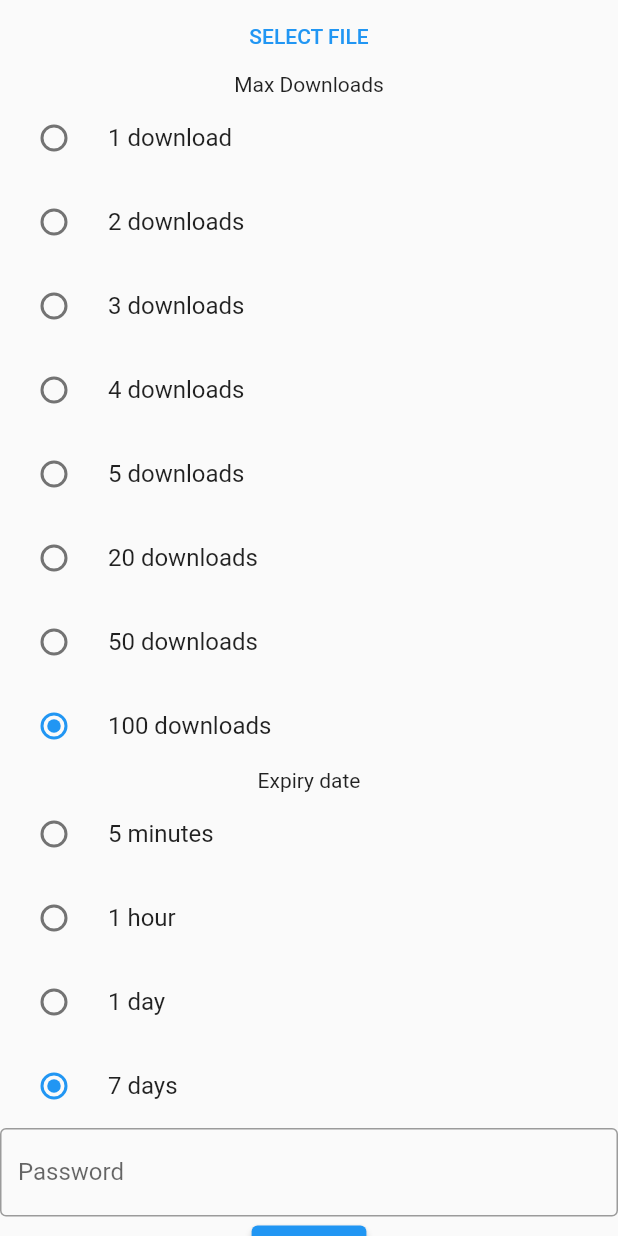
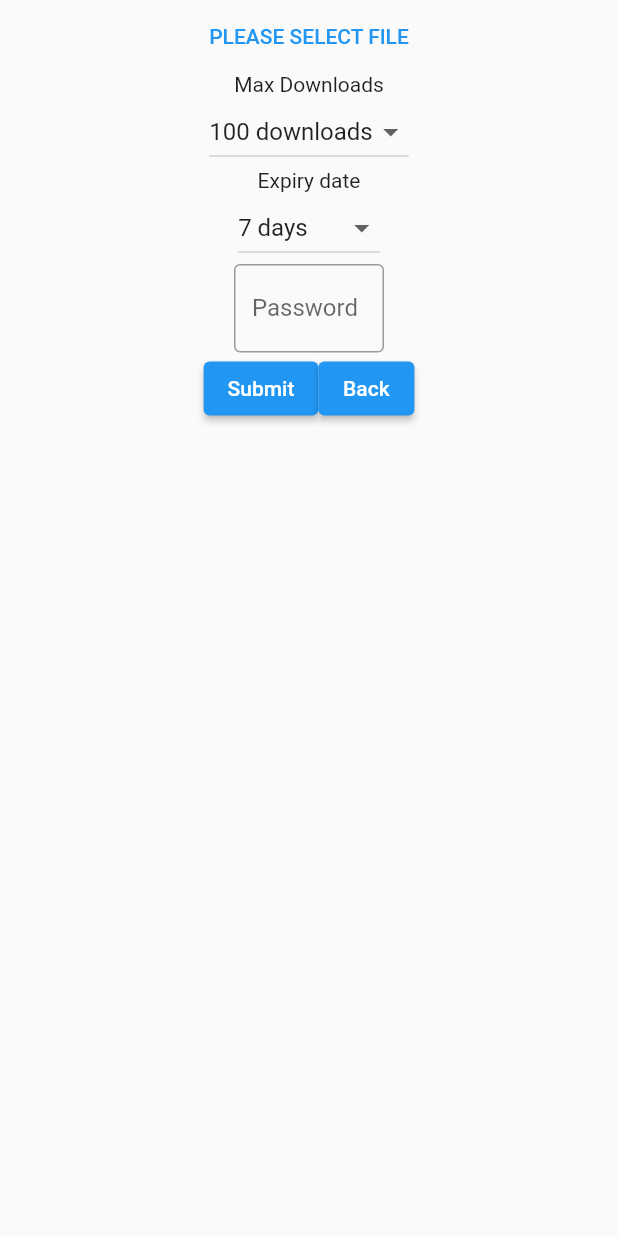
Before and after one commit to elcolie/send_n_expire, a Flutter app: the UploadScreen screen opened by its route, on a phone screen of 412 x 824 dp. Run offline on Flutter 3.47's test engine with Material 2 defaults, Android fonts, the phone set to English and light mode, and no system bars; our stand-ins replace dio, file_picker, shared_preferences; accounts and stored records are empty.

Commit message:
Add back button in login screen and upload screen. Change widget in upload screen from radio button to dropdown button. Show file name after file is selected. Alter dialog when enter wrong password Update README.md

```diff
--- a/frontend/lib/screens/upload_screen.dart
+++ b/frontend/lib/screens/upload_screen.dart
@@ -1,17 +1,10 @@
-import 'dart:io';
-
 import 'package:file_picker/file_picker.dart';
 import 'package:flutter/cupertino.dart';
 import 'package:flutter/material.dart';
 import 'package:flutter/widgets.dart';
+
 import '../backend_requests/post_file.dart';
 import 'list_file_screen.dart';
-
-class TimeValue {
-  final int _key;
-  final String _value;
-  TimeValue(this._key, this._value);
-}
 
 class UploadScreen extends StatefulWidget {
   static const String routeName = '/upload';
@@ -24,28 +17,29 @@ class UploadScreen extends StatefulWidget {
 
 class _UploadScreenState extends State<UploadScreen> {
   FilePickerResult? _picked;
-  int _currentMaxDownload = 100;
-  int _currentExpiryOption = 7 * 24 * 60 * 60;
+  String _currentMaxDownload = "100 downloads"; //Initial value
+  int _currentExpiryOption = 7 * 24 * 60 * 60; //Initial value
   String? _password;
   bool _isEnable = false;
+  String? _selectedFileName;
 
-  final _buttonOptions = [
-    TimeValue(1, "1 download"),
-    TimeValue(2, "2 downloads"),
-    TimeValue(3, "3 downloads"),
-    TimeValue(4, "4 downloads"),
-    TimeValue(5, "5 downloads"),
-    TimeValue(20, "20 downloads"),
-    TimeValue(50, "50 downloads"),
-    TimeValue(100, "100 downloads"),
-  ];
+  final Map<String, int> __downloadOptions = {
+    "1 download": 1,
+    "2 downloads": 2,
+    "3 downloads": 3,
+    "4 downloads": 4,
+    "5 downloads": 5,
+    "20 downloads": 20,
+    "50 downloads": 50,
+    "100 downloads": 100,
+  };
 
-  final _expiryOptions = [
-    TimeValue(5 * 60, "5 minutes"),
-    TimeValue(60 * 60, "1 hour"),
-    TimeValue(24 * 60 * 60, "1 day"),
-    TimeValue(7 * 24 * 60 * 60, "7 days"),
-  ];
+  final Map<String, int> __expiryOptions = {
+    "5 minutes": 5 * 60,
+    "1 hour": 60 * 60,
+    "1 day": 24 * 60 * 60,
+    "7 days": 7 * 24 * 60 * 60,
+  };
 
   void submitFile(BuildContext context) async {
     var utcNow = DateTime.now().toUtc();
@@ -57,85 +51,109 @@ class _UploadScreenState extends State<UploadScreen> {
     print('sixDaysFromNow: $sixDaysFromNow');
     var response = await uploadFile(
         _picked!,
-      _currentMaxDownload,
+        __downloadOptions[_currentMaxDownload]!,
         _currentExpiryOption,
-      _password
-    );
+        _password);
     print(response.statusCode);
     Navigator.of(context).pushNamed(ListFileScreen.routeName);
   }
 
   @override
   Widget build(BuildContext context) {
+    final _downloadOptionsText = __downloadOptions.keys.toList();
+    final _expiryOptionsText = __expiryOptions.keys.toList();
     return Scaffold(
       body: Center(
         child: Column(
           children: [
             TextButton(
-              onPressed: () async{
-                FilePickerResult? picked = await FilePicker.platform.pickFiles();
+                onPressed: () async {
+                  FilePickerResult? picked =
+                      await FilePicker.platform.pickFiles();
                   if (picked != null) {
                     print(picked.files.first.name);
                     setState(() {
                       _picked = picked;
                       _isEnable = true;
+                      _selectedFileName = picked.files.first.name;
                     });
                   }
                 },
-              child: Text('SELECT FILE')
+                child: (_selectedFileName == null) ? Text('PLEASE SELECT FILE') : Text(_selectedFileName!),
             ),
             Text("Max Downloads"),
-            Column(
-              children: _buttonOptions.map((timeValue) => RadioListTile(
-                groupValue: _currentMaxDownload,
-                title: Text(timeValue._value),
-                value: timeValue._key,
-                onChanged: (value){
-                  print(value);
+            DropdownButton<String>(
+              onChanged: (String? newValue) {
+                int downloadTimes = __downloadOptions[newValue]!;
+                print('downloadTimes: ${downloadTimes}');
                 setState(() {
-                    _currentMaxDownload = value as int;
+                  _currentMaxDownload = newValue!;
                 });
               },
-              )).toList(),
+              // value: _downloadOptionsText.last,
+              value: _currentMaxDownload,
+              items: _downloadOptionsText.map((String _downloadOption) {
+                return DropdownMenuItem(
+                  value: _downloadOption,
+                  child: Text(_downloadOption),
+                );
+              }).toList(),
             ),
             Text("Expiry date"),
-            Column(
-              children: _expiryOptions.map((expiryOption) => RadioListTile(
-                title: Text(expiryOption._value),
-                groupValue: _currentExpiryOption,
-                value: expiryOption._key,
-                onChanged: (value){
-                  print(value);
+            DropdownButton<String>(
+              onChanged: (String? newValue) {
+                int expiryOption = __expiryOptions[newValue]!;
+                print('expiryOption: ${expiryOption}');
                 setState(() {
-                    _currentExpiryOption = value as int;
+                  _currentExpiryOption = expiryOption;
                 });
               },
-              )).toList(),
+              value: _expiryOptionsText.last,
+              items: _expiryOptionsText.map((String _expiryOption) {
+                return DropdownMenuItem(
+                  value: _expiryOption,
+                  child: Text(_expiryOption),
+                );
+              }).toList(),
             ),
-            TextField(
+            SizedBox(
+              width: 100,
+              child: TextField(
                 obscureText: true,
                 decoration: InputDecoration(
                   border: OutlineInputBorder(),
                   labelText: 'Password',
                 ),
-              onChanged: (value){
+                onChanged: (value) {
                   setState(() {
                     _password = value;
                   });
                   print(_password);
                 },
               ),
+            ),
+            Row(
+              mainAxisAlignment: MainAxisAlignment.center,
+              children: [
                 ElevatedButton(
                   // Not allow to post if file is not selected yet
-              onPressed: (){
-                if (_isEnable){
+                  onPressed: () {
+                    if (_isEnable) {
                       submitFile(context);
-                }else{
+                    } else {
                       return null;
                     }
                   },
                   child: Text("Submit"),
                 ),
+                ElevatedButton(
+                  child: Text("Back"),
+                  onPressed: () {
+                    Navigator.of(context).pop();
+                  },
+                ),
+              ],
+            )
           ],
         ),
       ),
```
Also changed, not shown: frontend/lib/screens/login_screen.dart (+19 -4 lines), 3 other files. Lines whose indentation alone changed are shown as unchanged.
